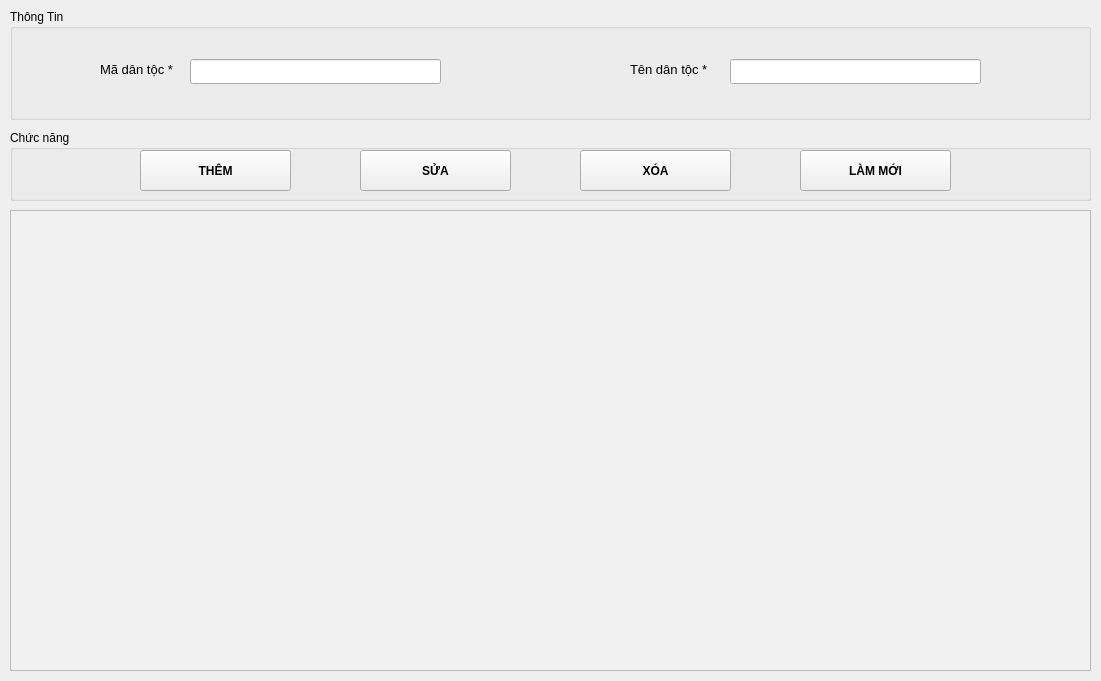
First picture: the form in ui/FormDanToc.ui, repository namchuminh/PyQT5_QLDangVien, before the edit.
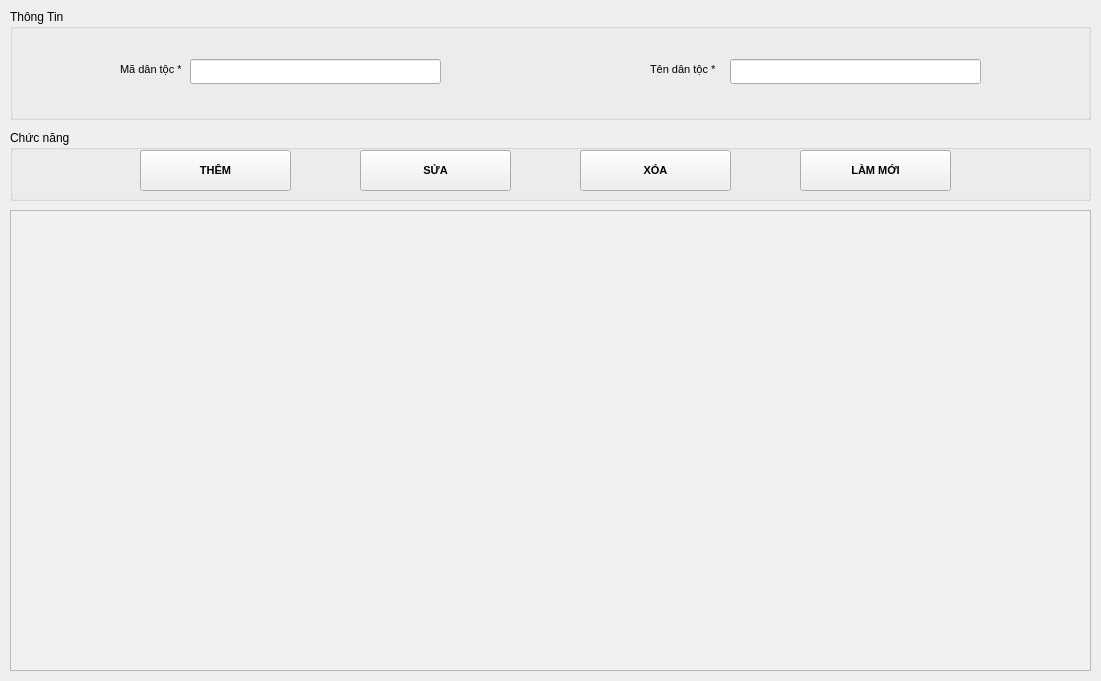
Second picture: the form after the edit.

What changed in the file:
```diff
--- a/ui/FormDanToc.ui
+++ b/ui/FormDanToc.ui
@@ -38,15 +38,15 @@
    <widget class="QLabel" name="label">
     <property name="geometry">
      <rect>
-      <x>90</x>
+      <x>110</x>
       <y>50</y>
-      <width>161</width>
+      <width>61</width>
       <height>21</height>
      </rect>
     </property>
     <property name="font">
      <font>
-      <pointsize>10</pointsize>
+      <pointsize>8</pointsize>
      </font>
     </property>
     <property name="text">
@@ -56,15 +56,15 @@
    <widget class="QLabel" name="label_2">
     <property name="geometry">
      <rect>
-      <x>620</x>
+      <x>640</x>
       <y>50</y>
-      <width>81</width>
+      <width>71</width>
       <height>21</height>
      </rect>
     </property>
     <property name="font">
      <font>
-      <pointsize>10</pointsize>
+      <pointsize>8</pointsize>
      </font>
     </property>
     <property name="text">
@@ -105,6 +105,7 @@
     </property>
     <property name="font">
      <font>
+      <pointsize>8</pointsize>
       <weight>75</weight>
       <bold>true</bold>
      </font>
@@ -127,6 +128,7 @@
     </property>
     <property name="font">
      <font>
+      <pointsize>8</pointsize>
       <weight>75</weight>
       <bold>true</bold>
      </font>
@@ -149,6 +151,7 @@
     </property>
     <property name="font">
      <font>
+      <pointsize>8</pointsize>
       <weight>75</weight>
       <bold>true</bold>
      </font>
@@ -171,6 +174,7 @@
     </property>
     <property name="font">
      <font>
+      <pointsize>8</pointsize>
       <weight>75</weight>
       <bold>true</bold>
      </font>
```
